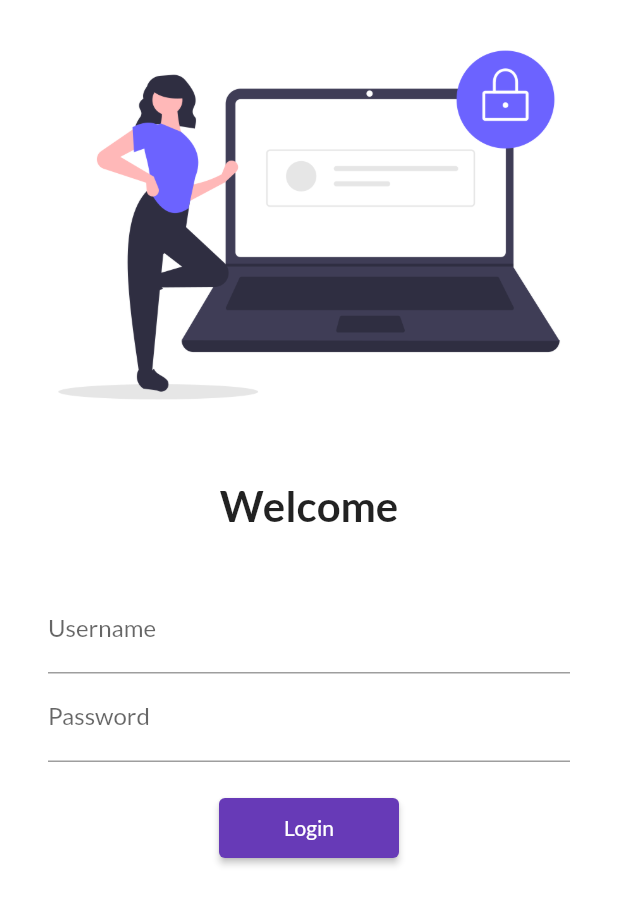
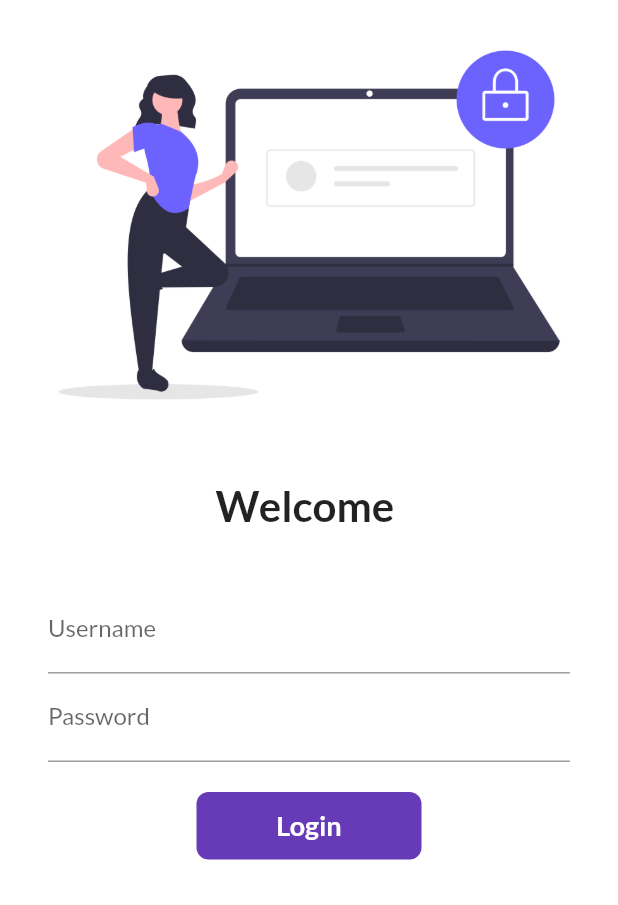
Before and after one commit to be-the-nerd/30DaysOfFlutter, a Flutter app: the screen it shows after launch, on a phone screen of 412 x 824 dp. Shown: the top 905 px of the screen. Run offline on Flutter 3.47's test engine with Material 2 defaults, Android fonts, the phone set to English and light mode, and no system bars; our stand-ins replace google_fonts.

Commit message:
Day 6 completed

```diff
--- a/lib/pages/login_page.dart
+++ b/lib/pages/login_page.dart
@@ -3,7 +3,14 @@
 import 'package:flutter/material.dart';
 import 'package:flutter_catalog/utils/routes.dart';
 
-class LoginPage extends StatelessWidget {
+class LoginPage extends StatefulWidget {
+  @override
+  State<LoginPage> createState() => _LoginPageState();
+}
+
+class _LoginPageState extends State<LoginPage> {
+  String name = "";
+  bool changeButton = false;
   @override
   Widget build(BuildContext context) {
     return Material(
@@ -20,7 +27,7 @@ class LoginPage extends StatelessWidget {
               height: 20.0,
             ),
             Text(
-              "Welcome",
+              "Welcome $name",
               style: TextStyle(fontSize: 28, fontWeight: FontWeight.bold),
             ),
             SizedBox(
@@ -34,6 +41,10 @@ class LoginPage extends StatelessWidget {
                   TextFormField(
                     decoration: InputDecoration(
                         hintText: "Enter Username", labelText: "Username"),
+                    onChanged: (value) {
+                      name = value;
+                      setState(() {});
+                    },
                   ),
                   TextFormField(
                     obscureText: true,
@@ -43,7 +54,40 @@ class LoginPage extends StatelessWidget {
                   SizedBox(
                     height: 20.0,
                   ),
-                  ElevatedButton(
+                  InkWell(
+                    onTap: () async {
+                      setState(() {
+                        changeButton = true;
+                      });
+                      await Future.delayed(Duration(seconds: 1));
+                      Navigator.pushNamed(context, MyRoutes.homeRoute);
+                    },
+                    child: AnimatedContainer(
+                      duration: Duration(seconds: 1),
+                      width: changeButton ? 50:150,
+                      height: 45,
+                      alignment: Alignment.center,
+                      child: changeButton
+                      ?Icon(
+                        Icons.done,
+                        color: Colors.white,
+                      ):Text(
+                        "Login",
+                        style: TextStyle(
+                          color: Colors.white,
+                          fontWeight: FontWeight.bold,
+                          fontSize: 18,
+                        ),
+                      ),
+                      decoration: BoxDecoration(
+                        color: Colors.deepPurple,
+                      //  shape: changeButton? BoxShape.circle:BoxShape.rectangle,
+                        borderRadius:
+                            BorderRadius.circular(changeButton ? 50 : 8),
+                      ),
+                    ),
+                  ),
+                  /* ElevatedButton(
                     onPressed: () {
                       Navigator.pushNamed(context, MyRoutes.homeRoute);
                     },
@@ -51,7 +95,7 @@ class LoginPage extends StatelessWidget {
                     style: TextButton.styleFrom(
                       minimumSize: Size(120,40),
                   ),
-                  ),
+                  ), */
                 ],
               ),
             ),
```
